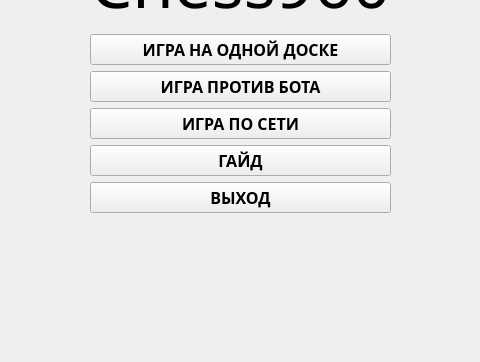
First picture: the form in mainwindow.ui, repository Hugo1174/Chess960, before the edit; both pictures show x 160 to 640 and y 238 to 600 of the 800 by 600 pixel window.
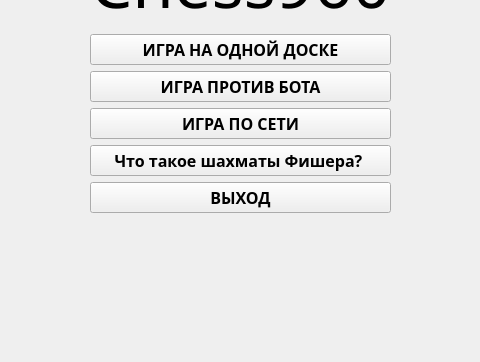
Second picture: the form after the edit. Icons and pictures are not drawn.

What changed in the file:
```diff
--- a/mainwindow.ui
+++ b/mainwindow.ui
@@ -107,7 +107,7 @@
          <bool>true</bool>
         </property>
         <property name="text">
-         <string>ГАЙД</string>
+         <string>Что такое шахматы Фишера? </string>
         </property>
        </widget>
       </item>
```
